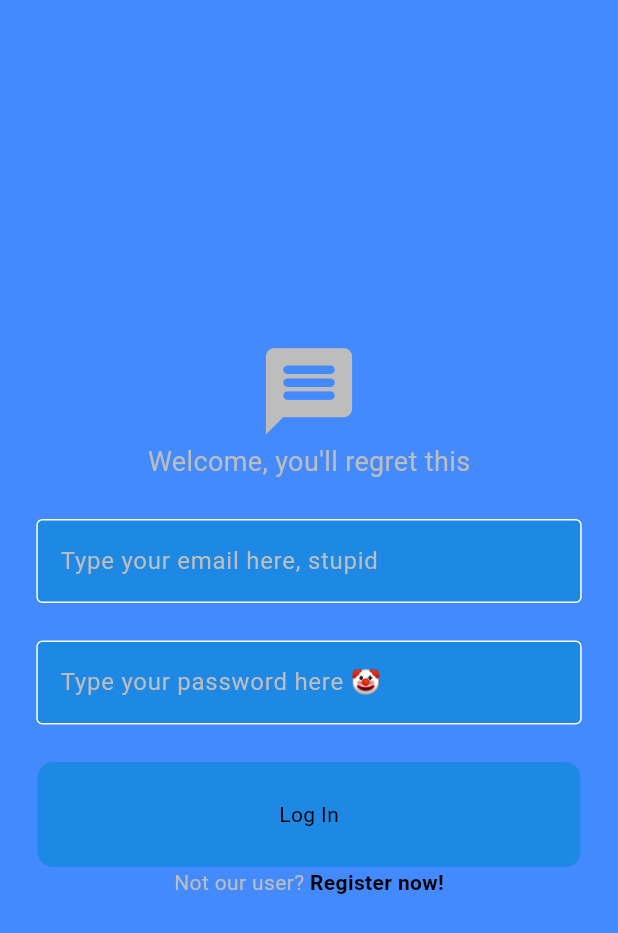
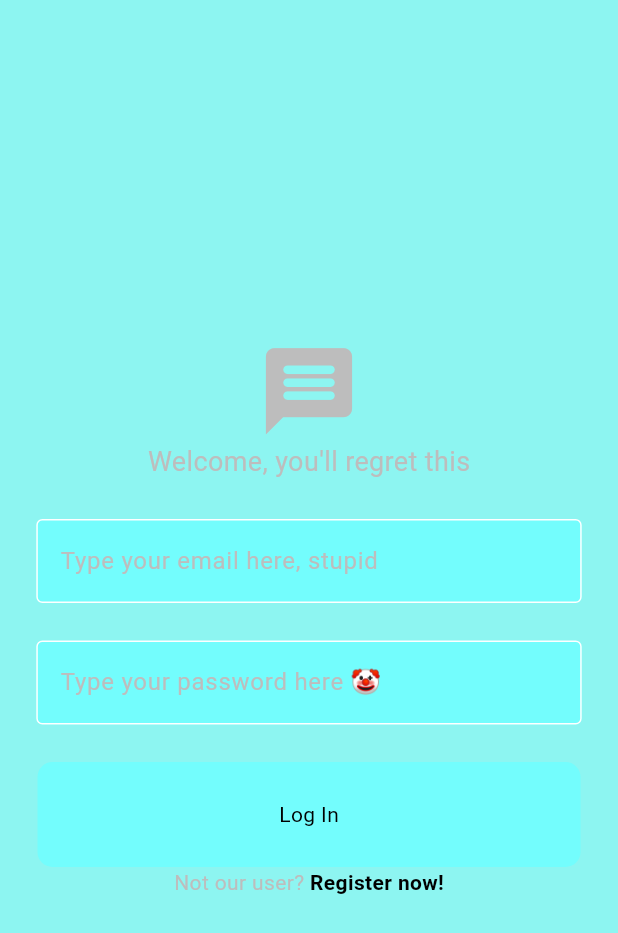
Before and after one commit to DjordjeSaric493/firechat, a Flutter app: the screen it shows after launch, on a phone screen of 412 x 824 dp. Shown: the top 933 px of the screen. Run offline on Flutter 3.47's test engine with Material 3 defaults, Android fonts, the phone set to English and light mode, and no system bars; our stand-ins replace cloud_firestore, firebase_auth, firebase_core; accounts and stored records are empty.

Commit message:
changed colors, will improve later

```diff
--- a/lib/main.dart
+++ b/lib/main.dart
@@ -1,7 +1,6 @@
 import 'package:firebase_core/firebase_core.dart';
 import 'package:firechat/services/auth/auth_user_gate.dart';
 import 'package:firechat/firebase_options.dart';
-import 'package:firechat/theme/light_mode.dart';
 import 'package:firechat/theme/theme_provider.dart';
 import 'package:flutter/material.dart';
 import 'package:provider/provider.dart';
--- a/lib/theme/dark_mode.dart
+++ b/lib/theme/dark_mode.dart
@@ -2,7 +2,7 @@ import 'package:flutter/material.dart';
 
 ThemeData darkMode = ThemeData(
   colorScheme: ColorScheme.light(
-    background: Colors.blueAccent.shade700,
+    background: const Color.fromARGB(255, 5, 53, 185),
     primary: Colors.grey.shade900,
     secondary: Colors.blue.shade800,
     tertiary: Colors.white70,
--- a/lib/theme/light_mode.dart
+++ b/lib/theme/light_mode.dart
@@ -2,10 +2,10 @@ import 'package:flutter/material.dart';
 
 ThemeData lightMode = ThemeData(
   colorScheme: ColorScheme.light(
-    background: Colors.blueAccent,
+    background: Color.fromARGB(255, 141, 245, 241),
     primary: Colors.grey.shade400,
-    secondary: Colors.blue.shade600,
+    secondary: Color.fromARGB(248, 114, 253, 253),
     tertiary: Colors.white,
-    inversePrimary: Colors.grey.shade800,
+    inversePrimary: Color.fromARGB(255, 97, 219, 160),
   ),
 );
```
Also changed, not shown: lib/app_components/widgets/chat_bubble.dart (+6 -4 lines), pubspec.lock, 1 other file.
